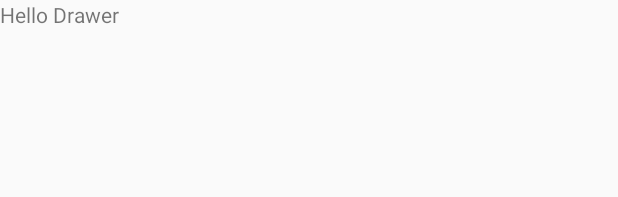
After one commit to chekmazova/StudentManagementApp, an Android app: the layout activity_drawer.xml on its own in the app's theme, with its tools: preview values and no code run, on a phone screen of 412 x 824 dp. The commit adds this screen. Shown: the top 197 px of the screen. Run offline under Robolectric (Android 15) with nearby library versions, the phone set to English and light mode, and no system bars.

Commit message:
Navigation Drawer demo Save to internal memory Dialog

```diff
--- a/app/src/main/AndroidManifest.xml
+++ b/app/src/main/AndroidManifest.xml
@@ -1,7 +1,8 @@
 <?xml version="1.0" encoding="utf-8"?>
 <manifest xmlns:android="http://schemas.android.com/apk/res/android"
     package="com.example.android.studentmanagmentapp">
-    <uses-permission android:name="android.permission.INTERNET"></uses-permission>
+
+    <uses-permission android:name="android.permission.INTERNET" />
 
     <application
         android:allowBackup="true"
@@ -10,7 +11,7 @@
         android:roundIcon="@mipmap/ic_launcher_round"
         android:supportsRtl="true"
         android:theme="@style/AppTheme">
-        <activity android:name=".MainActivity"></activity>
+        <activity android:name=".MainActivity" />
         <activity android:name=".StudentsActivity" />
         <activity android:name=".MarksActivity" />
         <activity android:name=".SubjectsActivity" />
@@ -22,6 +23,7 @@
                 <category android:name="android.intent.category.LAUNCHER" />
             </intent-filter>
         </activity>
+        <activity android:name=".DrawerActivity"></activity>
     </application>
 
 </manifest>
--- /dev/null
+++ b/app/src/main/res/layout/activity_drawer.xml
@@ -0,0 +1,26 @@
+<?xml version="1.0" encoding="utf-8"?>
+<android.support.v4.widget.DrawerLayout xmlns:android="http://schemas.android.com/apk/res/android"
+    xmlns:app="http://schemas.android.com/apk/res-auto"
+    xmlns:tools="http://schemas.android.com/tools"
+    android:layout_width="match_parent"
+    android:layout_height="match_parent"
+    tools:context=".DrawerActivity"
+    android:id="@+id/drawer">
+
+    <LinearLayout
+        android:layout_width="match_parent"
+        android:layout_height="match_parent">
+
+    <TextView
+        android:layout_width="wrap_content"
+        android:layout_height="wrap_content"
+        android:text="Hello Drawer"/>
+    </LinearLayout>
+
+    <android.support.design.widget.NavigationView
+        android:layout_width="wrap_content"
+        android:layout_height="match_parent"
+        app:menu="@menu/drawer_menu"
+        android:layout_gravity = "start"/>
+
+</android.support.v4.widget.DrawerLayout>
--- /dev/null
+++ b/app/src/main/res/menu/drawer_menu.xml
@@ -0,0 +1,10 @@
+<?xml version="1.0" encoding="utf-8"?>
+<menu xmlns:android="http://schemas.android.com/apk/res/android">
+
+    <item android:id="@+id/logout"
+        android:title="Logout"></item>
+
+    <item android:id="@+id/home"
+        android:title="Home"></item>
+
+</menu>
--- a/app/src/main/res/values/strings.xml
+++ b/app/src/main/res/values/strings.xml
@@ -8,4 +8,7 @@
     <string name="title_home">Home</string>
     <string name="title_dashboard">Dashboard</string>
     <string name="title_notifications">Notifications</string>
+    <string name="open">Open</string>
+    <string name="close">Close</string>
+
 </resources>
```
Also changed, not shown: app/src/main/java/com/example/android/studentmanagmentapp/AppSetting.java (+62 -3 lines), app/src/main/java/com/example/android/studentmanagmentapp/DrawerActivity.java (added, +38 -0 lines), app/src/main/java/com/example/android/studentmanagmentapp/MainActivity.java (+16 -0 lines), app/src/main/java/com/example/android/studentmanagmentapp/StudentsActivity.java (+13 -0 lines), app/src/main/res/layout/activity_app_setting.xml (+18 -0 lines), app/src/main/res/layout/dialog_login_layout.xml (added, +29 -0 lines).
